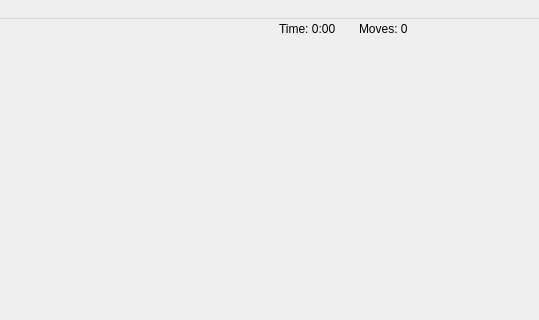
Above: src/mainwindow.ui from fu-penzi/Puzzle before the change; both pictures show x 331 to 870 and y 0 to 320 of the 870 by 614 pixel window. Below: the same form after it.
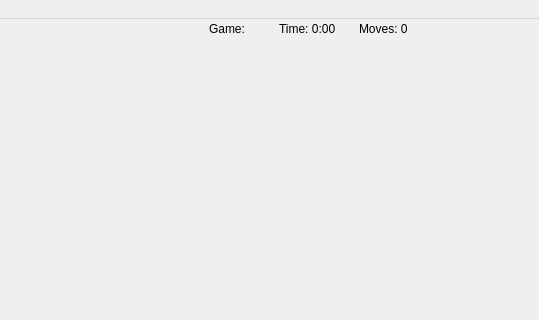
That is the form after the change.

Commit message: feat: Game save and load

```diff
--- a/src/mainwindow.ui
+++ b/src/mainwindow.ui
@@ -55,6 +55,19 @@
      <string>Moves: 0</string>
     </property>
    </widget>
+   <widget class="QLabel" name="gameId">
+    <property name="geometry">
+     <rect>
+      <x>540</x>
+      <y>0</y>
+      <width>63</width>
+      <height>20</height>
+     </rect>
+    </property>
+    <property name="text">
+     <string>Game:</string>
+    </property>
+   </widget>
   </widget>
   <widget class="QMenuBar" name="menubar">
    <property name="geometry">
```
Left out of the diff: 4 changed lines with no effect on the pictures. The commit also changes 21 other files.
